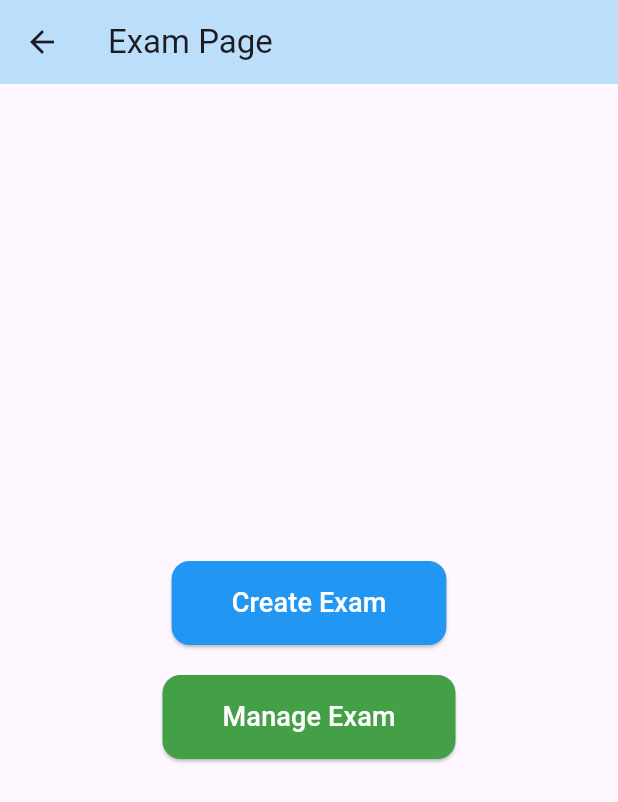
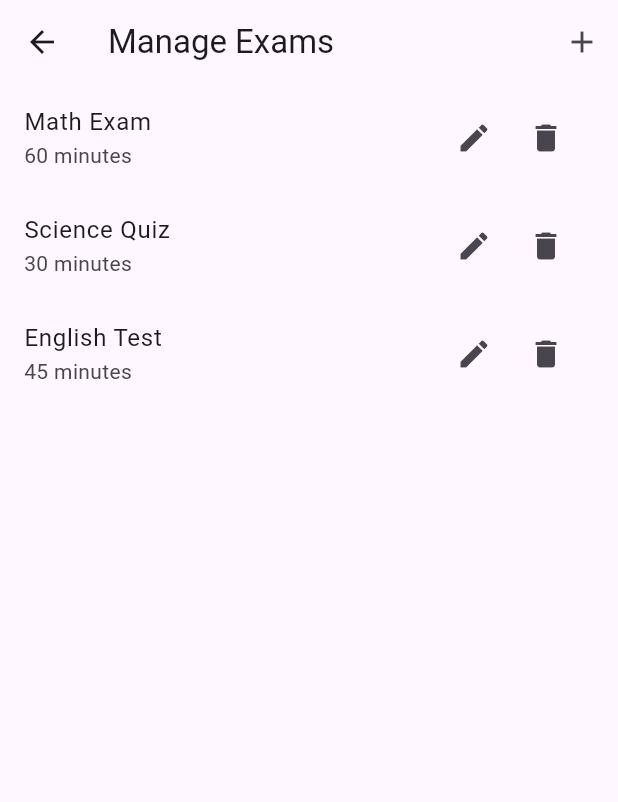
Before and after one commit to arvindgitdev/ExamGo, a Flutter app: the ExamPage screen opened directly, after a tap on "Manage Exam", on a phone screen of 412 x 824 dp. Shown: the top 802 px of the screen. Run offline on Flutter 3.47's test engine with Material 3 defaults, Android fonts, the phone set to English and light mode, and no system bars; our stand-ins replace firebase_core; accounts and stored records are empty.

Commit message:
manageexam.dart added createexam.dart exam.dart modified

```diff
--- a/lib/exam.dart
+++ b/lib/exam.dart
@@ -1,4 +1,5 @@
 import 'package:examgo/createexam.dart';
+import 'package:examgo/manageexam.dart';
 import 'package:flutter/material.dart';
 
 class ExamPage extends StatelessWidget {
@@ -39,7 +40,11 @@ class ExamPage extends StatelessWidget {
                 ),
               ),
               onPressed: () {
-                // Navigate to Manage Exam Page
+                Navigator.push(
+                  context,
+                  MaterialPageRoute(builder: (context) => ManageExamsPage()),
+                );
+
               },
               child: Text("Manage Exam", style: TextStyle(fontSize: 18, color: Colors.white)),
             ),
--- /dev/null
+++ b/lib/manageexam.dart
@@ -0,0 +1,115 @@
+import 'package:examgo/createexam.dart';
+import 'package:flutter/material.dart';
+
+class Exam {
+  final String id;
+  String name;
+  String description;
+  int durationMinutes;
+
+  Exam({required this.id, required this.name, required this.description, required this.durationMinutes});
+}
+
+class ManageExamsPage extends StatefulWidget {
+  const ManageExamsPage({super.key});
+
+  @override
+  State<ManageExamsPage> createState() => _ManageExamsPageState();
+}
+
+class _ManageExamsPageState extends State<ManageExamsPage> {
+
+  List<Exam> exams = [
+    Exam(id: '1', name: 'Math Exam', description: 'A math exam', durationMinutes: 60),
+    Exam(id: '2', name: 'Science Quiz', description: 'A science quiz', durationMinutes: 30),
+    Exam(id: '3', name: 'English Test', description: 'An English test', durationMinutes: 45),
+  ];
+
+  @override
+  Widget build(BuildContext context) {
+    return Scaffold(
+      appBar: AppBar(
+        title: const Text('Manage Exams'),
+        actions: [
+          IconButton(
+            icon: const Icon(Icons.add),
+            onPressed: () {
+              // Navigate to create exam page
+              Navigator.push(
+                context,
+                MaterialPageRoute(builder: (context) => const Createexam(exam: null)),
+              );
+            },
+          ),
+        ],
+      ),
+      body: ListView.builder(
+        itemCount: exams.length,
+        itemBuilder: (context, index) {
+          final exam = exams[index];
+          return ListTile(
+            title: Text(exam.name),
+            subtitle: Text('${exam.durationMinutes} minutes'),
+            trailing: Row(
+              mainAxisSize: MainAxisSize.min,
+              children: [
+                IconButton(
+                  icon: const Icon(Icons.edit),
+                  onPressed: () {
+                    //Navigate
+                  },
+                ),
+                IconButton(
+                  icon: const Icon(Icons.delete),
+                  onPressed: () {
+                    //delete exam logic
+                    _showDeleteConfirmationDialog(exam);
+                  },
+                ),
+              ],
+            ),
+            onTap: () {
+              // exam details
+            },
+          );
+        },
+      ),
+    );
+  }
+
+  Future<void> _showDeleteConfirmationDialog(Exam exam) async {
+    return showDialog<void>(
+      context: context,
+      barrierDismissible: false,
+      builder: (BuildContext context) {
+        return AlertDialog(
+          title: const Text('Delete Exam'),
+          content: SingleChildScrollView(
+            child: ListBody(
+              children: <Widget>[
+                Text('Are you sure you want to delete "${exam.name}"?'),
+              ],
+            ),
+          ),
+          actions: <Widget>[
+            TextButton(
+              child: const Text('Cancel'),
+              onPressed: () {
+                Navigator.of(context).pop();
+              },
+            ),
+            TextButton(
+              child: const Text('Delete'),
+              onPressed: () {
+                setState(() {
+                  exams.remove(exam); // Remove the exam from the list.
+                });
+                Navigator.of(context).pop();
+              },
+            ),
+          ],
+        );
+      },
+    );
+  }
+}
```
Also changed, not shown: lib/createexam.dart (+49 -10 lines).
